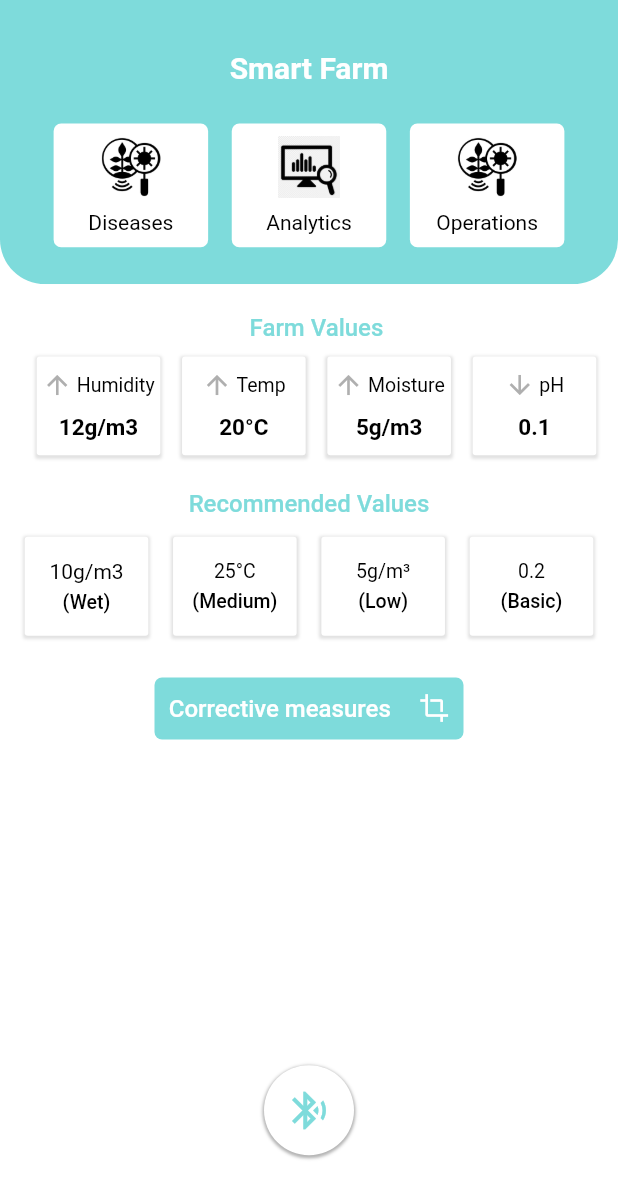
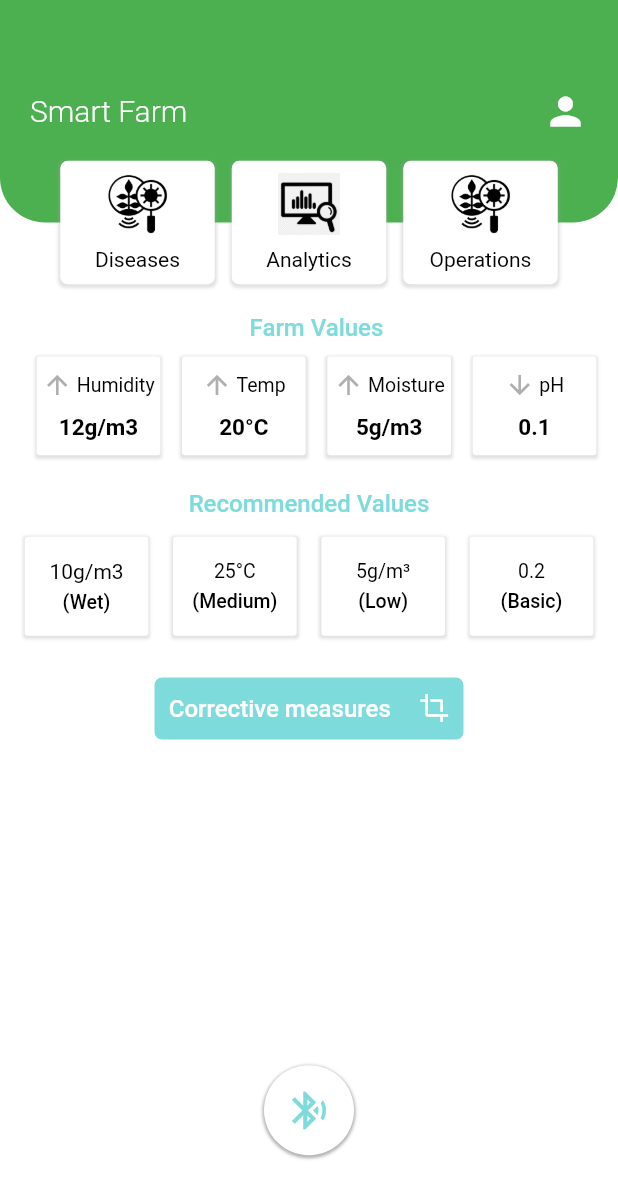
Before and after one commit to Trihz/farmiot, a Flutter app: the screen it shows after launch, on a phone screen of 412 x 824 dp. Shown: the top 1199 px of the screen. Run offline on Flutter 3.47's test engine with Material 2 defaults, Android fonts, the phone set to English and light mode, and no system bars; our stand-ins replace calendar_date_picker2.

Commit message:
homepage recreating

```diff
--- a/lib/homepage/homepage.dart
+++ b/lib/homepage/homepage.dart
@@ -1,3 +1,5 @@
+// ignore_for_file: sized_box_for_whitespace
+
 import 'package:farmiot/analytics/analytics.dart';
 import 'package:farmiot/diseases/diseases.dart';
 import 'package:farmiot/operations/operations.dart';
@@ -11,26 +13,28 @@ class HomePage extends StatefulWidget {
 }
 
 class _HomePageState extends State<HomePage> {
+  /// variable to store the main color of the screen
+  Color mainColor = Colors.green;
+
   /// top container widget
   Widget topContainer() {
     return Container(
       height: MediaQuery.of(context).size.height * 0.23,
       width: MediaQuery.of(context).size.width * 1,
-      padding: const EdgeInsets.only(left: 20, right: 20),
       decoration: const BoxDecoration(
-          color: Color.fromARGB(255, 126, 219, 219),
-          borderRadius: BorderRadius.only(
-              bottomLeft: Radius.circular(30),
-              bottomRight: Radius.circular(30))),
-      child: Column(
+        color: Colors.white,
+      ),
+      child: Stack(
         children: [
-          SizedBox(height: MediaQuery.of(context).size.height * 0.03),
           titleContainer(),
-          SizedBox(height: MediaQuery.of(context).size.height * 0.02),
-          Row(
-            mainAxisAlignment: MainAxisAlignment.spaceEvenly,
-            children: [diseases(), analysis(), farmOperations()],
-          )
+          Positioned(
+              bottom: 0,
+              left: MediaQuery.of(context).size.width * 0.07,
+              right: MediaQuery.of(context).size.width * 0.07,
+              child: Row(
+                mainAxisAlignment: MainAxisAlignment.spaceEvenly,
+                children: [diseases(), analysis(), farmOperations()],
+              ))
         ],
       ),
     );
@@ -39,18 +43,29 @@ class _HomePageState extends State<HomePage> {
   /// title container
   Widget titleContainer() {
     return Container(
-      height: MediaQuery.of(context).size.height * 0.05,
-      width: MediaQuery.of(context).size.width * 0.3,
-      decoration: const BoxDecoration(
-          color: Colors.transparent,
-          borderRadius: BorderRadius.only(
-              bottomLeft: Radius.circular(5), bottomRight: Radius.circular(5))),
-      child: const Center(
-          child: Text(
-        "Smart Farm",
-        style: TextStyle(
-            color: Colors.white, fontSize: 20, fontWeight: FontWeight.w600),
-      )),
+      height: MediaQuery.of(context).size.height * 0.18,
+      width: MediaQuery.of(context).size.width * 1,
+      padding: const EdgeInsets.only(left: 20, right: 20),
+      decoration: BoxDecoration(
+          color: mainColor,
+          borderRadius: const BorderRadius.only(
+              bottomLeft: Radius.circular(30),
+              bottomRight: Radius.circular(30))),
+      child: Row(
+        mainAxisAlignment: MainAxisAlignment.spaceBetween,
+        children: const [
+          Text(
+            "Smart Farm",
+            style: TextStyle(
+                color: Colors.white, fontSize: 20, fontWeight: FontWeight.w300),
+          ),
+          Icon(
+            Icons.person,
+            size: 30,
+            color: Colors.white,
+          )
+        ],
+      ),
     );
   }
 
@@ -64,8 +79,16 @@ class _HomePageState extends State<HomePage> {
       child: Container(
         height: MediaQuery.of(context).size.height * 0.1,
         width: MediaQuery.of(context).size.width * 0.25,
-        decoration: const BoxDecoration(
+        decoration: BoxDecoration(
             color: Color.fromARGB(255, 255, 255, 255),
+            boxShadow: [
+              BoxShadow(
+                color: Colors.grey.withOpacity(0.3),
+                spreadRadius: 1,
+                blurRadius: 1,
+                offset: const Offset(0, 1), // changes position of shadow
+              ),
+            ],
             borderRadius: BorderRadius.all(Radius.circular(5))),
         child: Column(
           mainAxisAlignment: MainAxisAlignment.spaceEvenly,
@@ -97,8 +120,16 @@ class _HomePageState extends State<HomePage> {
       child: Container(
         height: MediaQuery.of(context).size.height * 0.1,
         width: MediaQuery.of(context).size.width * 0.25,
-        decoration: const BoxDecoration(
+        decoration: BoxDecoration(
             color: Color.fromARGB(255, 255, 255, 255),
+            boxShadow: [
+              BoxShadow(
+                color: Colors.grey.withOpacity(0.3),
+                spreadRadius: 1,
+                blurRadius: 1,
+                offset: const Offset(0, 1), // changes position of shadow
+              ),
+            ],
             borderRadius: BorderRadius.all(Radius.circular(5))),
         child: Column(
           mainAxisAlignment: MainAxisAlignment.spaceEvenly,
@@ -130,8 +161,16 @@ class _HomePageState extends State<HomePage> {
       child: Container(
         height: MediaQuery.of(context).size.height * 0.1,
         width: MediaQuery.of(context).size.width * 0.25,
-        decoration: const BoxDecoration(
+        decoration: BoxDecoration(
             color: Color.fromARGB(255, 255, 255, 255),
+            boxShadow: [
+              BoxShadow(
+                color: Colors.grey.withOpacity(0.3),
+                spreadRadius: 1,
+                blurRadius: 1,
+                offset: const Offset(0, 1), // changes position of shadow
+              ),
+            ],
             borderRadius: BorderRadius.all(Radius.circular(5))),
         child: Column(
           mainAxisAlignment: MainAxisAlignment.spaceEvenly,
@@ -159,7 +198,7 @@ class _HomePageState extends State<HomePage> {
         height: MediaQuery.of(context).size.height * 0.77,
         width: MediaQuery.of(context).size.width * 1,
         decoration: const BoxDecoration(
-          color: Colors.white,
+          color: Colors.transparent,
         ),
         child: Column(
           children: [
@@ -181,7 +220,7 @@ class _HomePageState extends State<HomePage> {
       width: MediaQuery.of(context).size.width * 1,
       padding: const EdgeInsets.only(left: 10, top: 10),
       decoration: const BoxDecoration(
-          color: Color.fromARGB(255, 255, 255, 255),
+          color: Colors.transparent,
           borderRadius: BorderRadius.all(Radius.circular(5))),
       child: Column(
         mainAxisAlignment: MainAxisAlignment.spaceEvenly,
```
